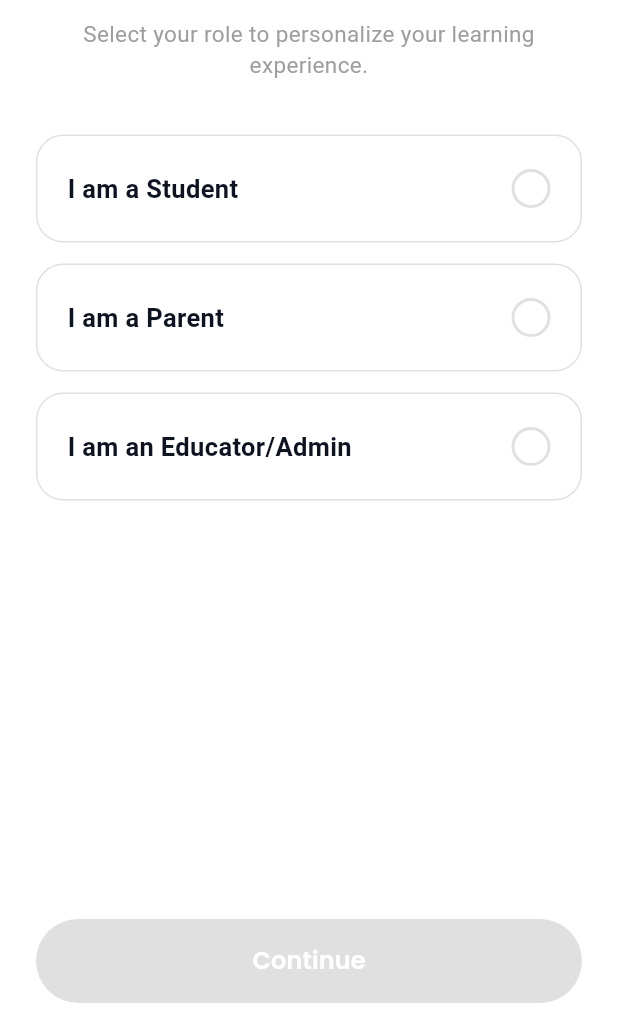
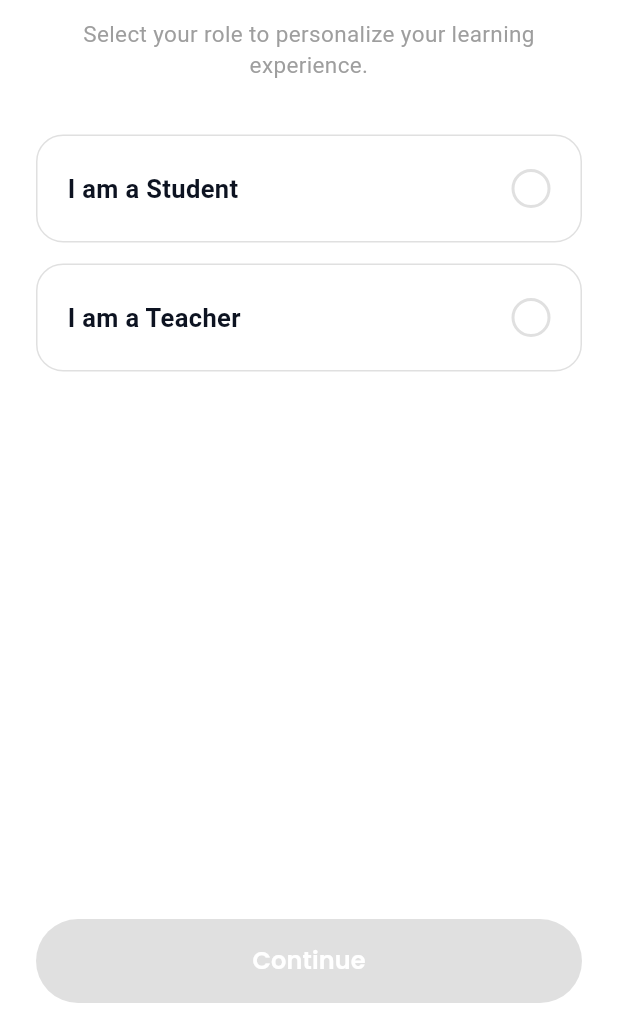
Before and after one commit to Sttardust/fema, a Flutter app: the screen it shows once a user with an empty profile is signed in, on a phone screen of 412 x 824 dp, the part 209-1236 px from its top. Run offline on Flutter 3.47's test engine with Material 3 defaults, Android fonts, the phone set to English and light mode, and no system bars; our stand-ins replace cloud_firestore, firebase_auth, firebase_core, flutter_riverpod, go_router, google_fonts and 1 more; missing offline and left inert: firebase_app_check; accounts and stored records are empty.

Commit message:
feat(mvp): trim role picker to Student and Teacher
Remove Parent card and Educator/Admin card; add Teacher card that calls
completeOnboarding() and navigates to /teacher/home instead of teacher-intro.

Co-Authored-By: Claude Sonnet 4.6 <noreply@anthropic.com>

```diff
--- a/lib/features/onboarding/presentation/role_selection_screen.dart
+++ b/lib/features/onboarding/presentation/role_selection_screen.dart
@@ -18,7 +18,7 @@ class RoleSelectionScreen extends ConsumerStatefulWidget {
 class _RoleSelectionScreenState extends ConsumerState<RoleSelectionScreen> {
   UserRole? _selected;
 
-  void _onContinue() {
+  void _onContinue() async {
     final picked = _selected;
     if (picked == null) return;
     ref.read(onboardingProvider.notifier).setRole(picked);
@@ -27,13 +27,11 @@ class _RoleSelectionScreenState extends ConsumerState<RoleSelectionScreen> {
       case UserRole.student:
         context.push('/onboarding/grade');
         break;
+      case UserRole.teacher:
+        await ref.read(onboardingProvider.notifier).completeOnboarding();
+        if (mounted) context.go('/teacher/home');
+        break;
       case UserRole.parent:
-        ref.read(onboardingProvider.notifier).updateActiveChild(ChildProfile());
-        context.push('/onboarding/parent-details');
-        break;
-      case UserRole.teacher:
-        context.push('/onboarding/teacher-intro');
-        break;
       case UserRole.admin:
       case UserRole.none:
         break;
@@ -87,17 +85,7 @@ class _RoleSelectionScreenState extends ConsumerState<RoleSelectionScreen> {
               ),
               const SizedBox(height: 14),
               _RoleCard(
-                label: 'I am a Parent',
-                role: UserRole.parent,
-                selected: _selected == UserRole.parent,
-                onTap: () => setState(() => _selected = UserRole.parent),
-              ),
-              const SizedBox(height: 14),
-              _RoleCard(
-                // Visual: "Educator/Admin" per design. Functional: maps to
-                // teacher. Admin accounts are provisioned server-side via
-                // Cloud Function (not yet built) — they don't self-signup.
-                label: 'I am an Educator/Admin',
+                label: 'I am a Teacher',
                 role: UserRole.teacher,
                 selected: _selected == UserRole.teacher,
                 onTap: () => setState(() => _selected = UserRole.teacher),
```
Also changed, not shown: 1 other file.
